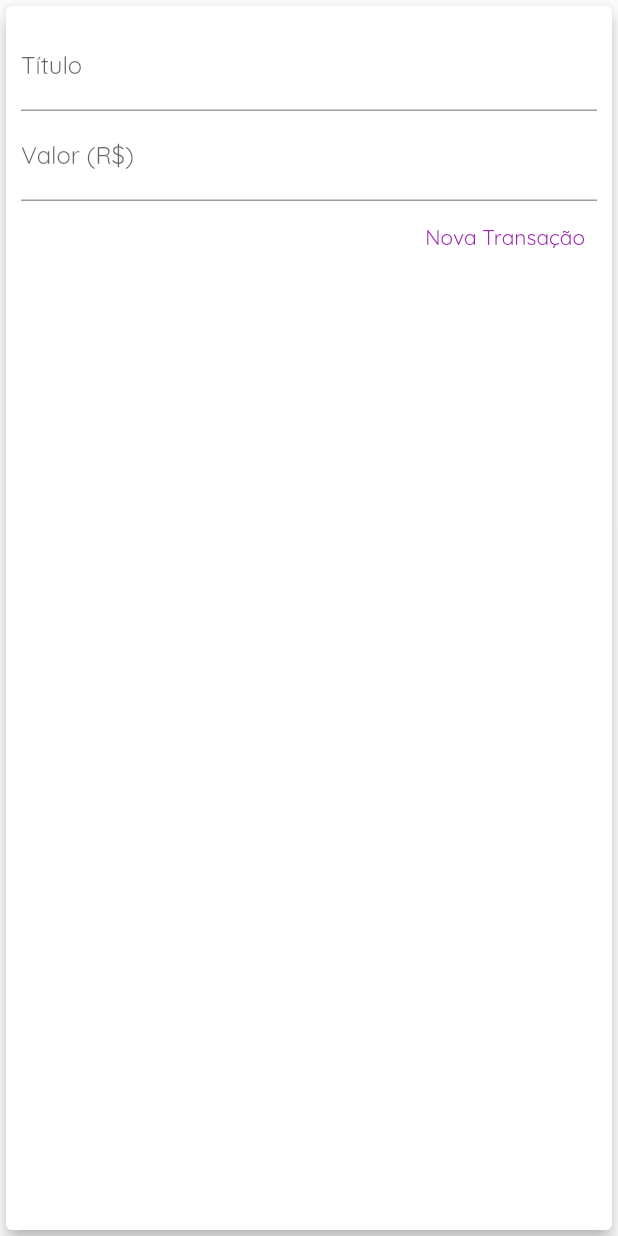
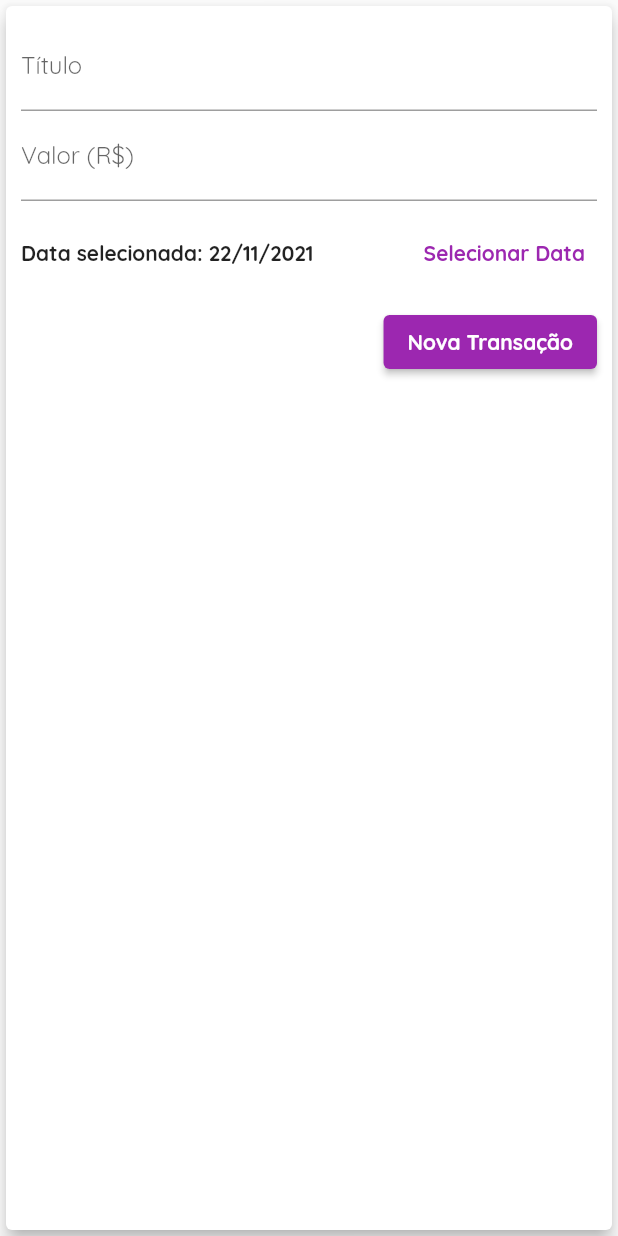
Before and after one commit to fabricio-silva-89/expenses, a Flutter app: the TransactionForm widget shown alone on an empty page, opened directly with empty values, after a tap on "Nova Transação", on a phone screen of 412 x 824 dp. Run offline on Flutter 3.47's test engine with Material 2 defaults, Android fonts, the phone set to English and light mode, and no system bars.

Commit message:
Aula 22/11/2021

```diff
--- a/lib/components/chart.dart
+++ b/lib/components/chart.dart
@@ -57,7 +57,9 @@ class Chart extends StatelessWidget {
               child: ChartBar(
                 label: e['day'].toString(),
                 value: e['value'] as double,
-                percentage: (e['value'] as double) / _weekTotalValue,
+                percentage: _weekTotalValue == 0
+                    ? 0.0
+                    : (e['value'] as double) / _weekTotalValue,
               ),
             );
           }).toList(),
--- a/lib/components/transaction_form.dart
+++ b/lib/components/transaction_form.dart
@@ -1,7 +1,8 @@
 import 'package:flutter/material.dart';
+import 'package:intl/intl.dart';
 
 class TransactionForm extends StatefulWidget {
-  final void Function(String, double) onSubmit;
+  final void Function(String, double, DateTime) onSubmit;
 
   const TransactionForm({
     Key? key,
@@ -13,18 +14,36 @@ class TransactionForm extends StatefulWidget {
 }
 
 class _TransactionFormState extends State<TransactionForm> {
-  final titleController = TextEditingController();
-  final valueController = TextEditingController();
+  final _titleController = TextEditingController();
+  final _valueController = TextEditingController();
+  DateTime _selectedDate = DateTime.now();
 
   _submitForm() {
-    final title = titleController.text;
-    final value = double.tryParse(valueController.text) ?? 0.0;
+    final title = _titleController.text;
+    final value = double.tryParse(_valueController.text) ?? 0.0;
 
     if (title.isEmpty || value <= 0) {
       return;
     }
 
-    widget.onSubmit(title, value);
+    widget.onSubmit(title, value, _selectedDate);
+  }
+
+  _showDatePicker() {
+    showDatePicker(
+      context: context,
+      initialDate: DateTime.now(),
+      firstDate: DateTime(2019),
+      lastDate: DateTime.now(),
+    ).then((pickedDate) {
+      if (pickedDate == null) {
+        return;
+      }
+
+      setState(() {
+        _selectedDate = pickedDate;
+      });
+    });
   }
 
   @override
@@ -40,7 +59,7 @@ class _TransactionFormState extends State<TransactionForm> {
               decoration: const InputDecoration(
                 labelText: 'Título',
               ),
-              controller: titleController,
+              controller: _titleController,
             ),
             TextField(
               keyboardType:
@@ -49,15 +68,37 @@ class _TransactionFormState extends State<TransactionForm> {
               decoration: const InputDecoration(
                 labelText: 'Valor (R\$)',
               ),
-              controller: valueController,
+              controller: _valueController,
+            ),
+            SizedBox(
+              height: 70,
+              child: Row(
+                children: [
+                  Expanded(
+                    child: Text(
+                      _selectedDate == null
+                          ? 'Nenhuma data selecionada!'
+                          : 'Data selecionada: ${DateFormat('dd/MM/y').format(_selectedDate)}',
+                      style: const TextStyle(fontWeight: FontWeight.bold),
+                    ),
+                  ),
+                  TextButton(
+                    onPressed: _showDatePicker,
+                    child: const Text(
+                      'Selecionar Data',
+                      style: TextStyle(fontWeight: FontWeight.bold),
+                    ),
+                  )
+                ],
+              ),
             ),
             Row(
               mainAxisAlignment: MainAxisAlignment.end,
               children: [
-                TextButton(
-                  child: const Text('Nova Transação'),
-                  style: TextButton.styleFrom(
-                    primary: Colors.purple,
+                ElevatedButton(
+                  child: const Text(
+                    'Nova Transação',
+                    style: TextStyle(fontWeight: FontWeight.bold),
                   ),
                   onPressed: _submitForm,
                 ),
```
Also changed, not shown: lib/main.dart (+3 -22 lines).
